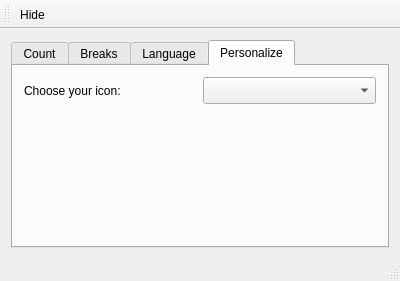
Edewin/WorkTimer, file SysTrayTimer/mainwindow.ui: the form before one commit.
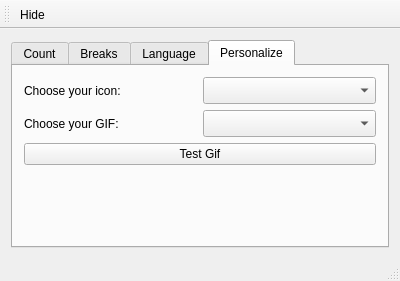
The form after the commit. The open tabs and pages were chosen to show the change. Icons and pictures are not drawn.

Patch:
```diff
--- a/SysTrayTimer/mainwindow.ui
+++ b/SysTrayTimer/mainwindow.ui
@@ -329,6 +329,33 @@
           </item>
          </layout>
         </item>
+        <item>
+         <layout class="QHBoxLayout" name="horizontalLayout_6">
+          <item>
+           <widget class="QLabel" name="label_4">
+            <property name="text">
+             <string>Choose your GIF:</string>
+            </property>
+           </widget>
+          </item>
+          <item>
+           <widget class="QComboBox" name="comboBox_Gifs">
+            <property name="font">
+             <font>
+              <pointsize>12</pointsize>
+             </font>
+            </property>
+           </widget>
+          </item>
+         </layout>
+        </item>
+        <item>
+         <widget class="QPushButton" name="gifTestButton">
+          <property name="text">
+           <string>Test Gif</string>
+          </property>
+         </widget>
+        </item>
         <item>
          <spacer name="verticalSpacer_2">
           <property name="orientation">
@@ -337,7 +364,7 @@
           <property name="sizeHint" stdset="0">
            <size>
             <width>20</width>
-            <height>104</height>
+            <height>64</height>
            </size>
           </property>
          </spacer>
```
Left out of the diff: 2 changed lines with no effect on the pictures.
